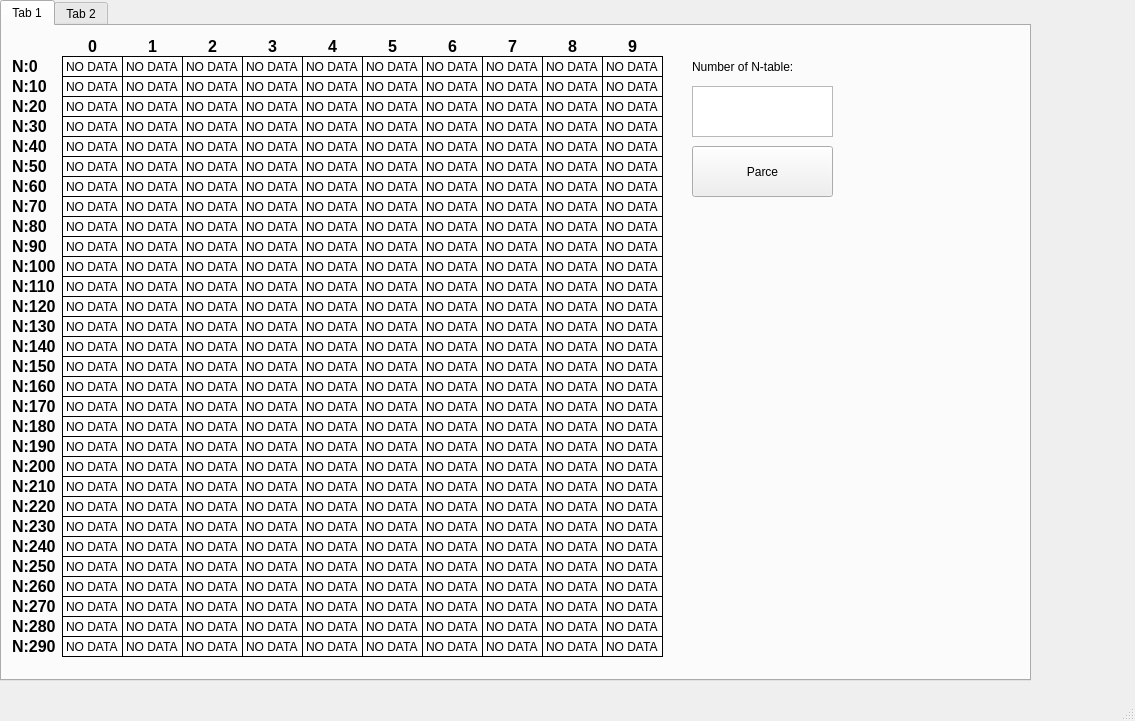
Old version of the form parcing/parcing.ui in the repository ErmekZhumagulov/aseptic-scada.
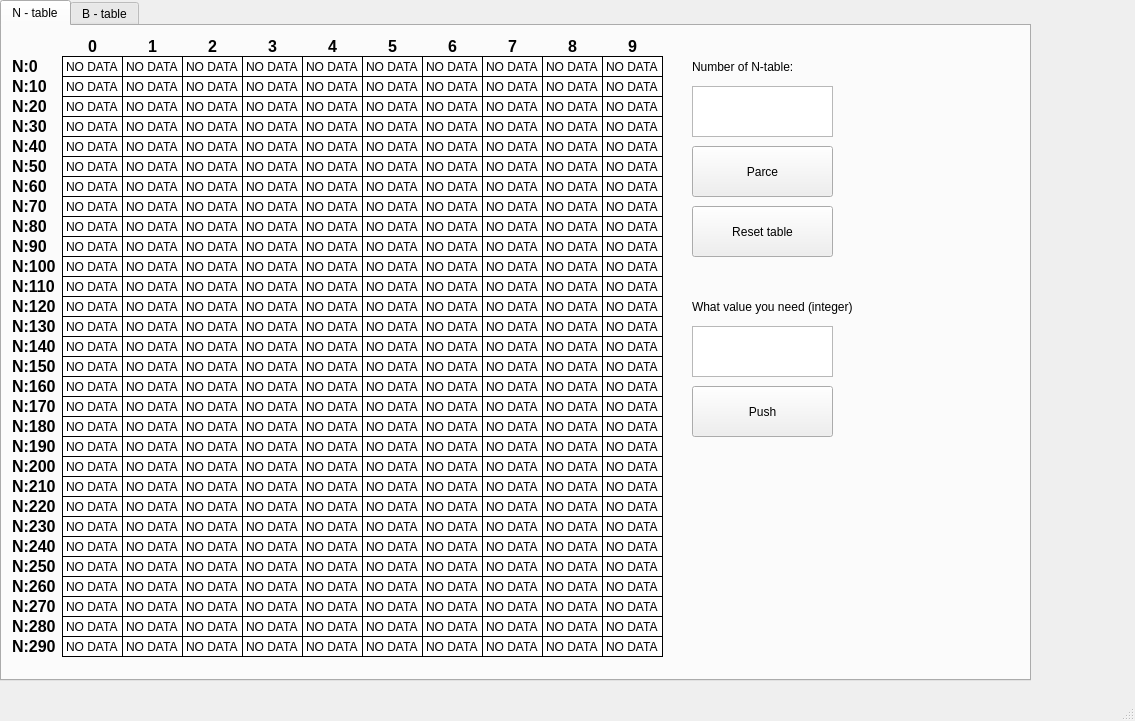
New version of the form.

Commit message: color identifying remaining

The edit to the form file:
```diff
--- a/parcing/parcing.ui
+++ b/parcing/parcing.ui
@@ -25,7 +25,7 @@
     </property>
     <widget class="QWidget" name="tab">
      <attribute name="title">
-      <string>Tab 1</string>
+      <string>N - table</string>
      </attribute>
      <widget class="QLabel" name="label_252">
       <property name="geometry">
@@ -6503,10 +6503,59 @@
        <string>Number of N-table:</string>
       </property>
      </widget>
+     <widget class="QPushButton" name="pushButton_2">
+      <property name="geometry">
+       <rect>
+        <x>690</x>
+        <y>180</y>
+        <width>141</width>
+        <height>51</height>
+       </rect>
+      </property>
+      <property name="text">
+       <string>Reset table</string>
+      </property>
+     </widget>
+     <widget class="QLabel" name="label_429">
+      <property name="geometry">
+       <rect>
+        <x>690</x>
+        <y>270</y>
+        <width>161</width>
+        <height>21</height>
+       </rect>
+      </property>
+      <property name="text">
+       <string>What value you need (integer):</string>
+      </property>
+     </widget>
+     <widget class="QTextEdit" name="textEdit_2">
+      <property name="geometry">
+       <rect>
+        <x>690</x>
+        <y>300</y>
+        <width>141</width>
+        <height>51</height>
+       </rect>
+      </property>
+     </widget>
+     <widget class="QPushButton" name="pushButton_3">
+      <property name="geometry">
+       <rect>
+        <x>690</x>
+        <y>360</y>
+        <width>141</width>
+        <height>51</height>
+       </rect>
+      </property>
+      <property name="text">
+       <string>Push</string>
+      </property>
+     </widget>
     </widget>
     <widget class="QWidget" name="tab_2">
      <attribute name="title">
-      <string>Tab 2</string>
+      <string>B - table</string>
      </attribute>
     </widget>
    </widget>
```
Left out of the diff: 3 changed lines with no effect on the pictures. The commit also changes 2 other files.
